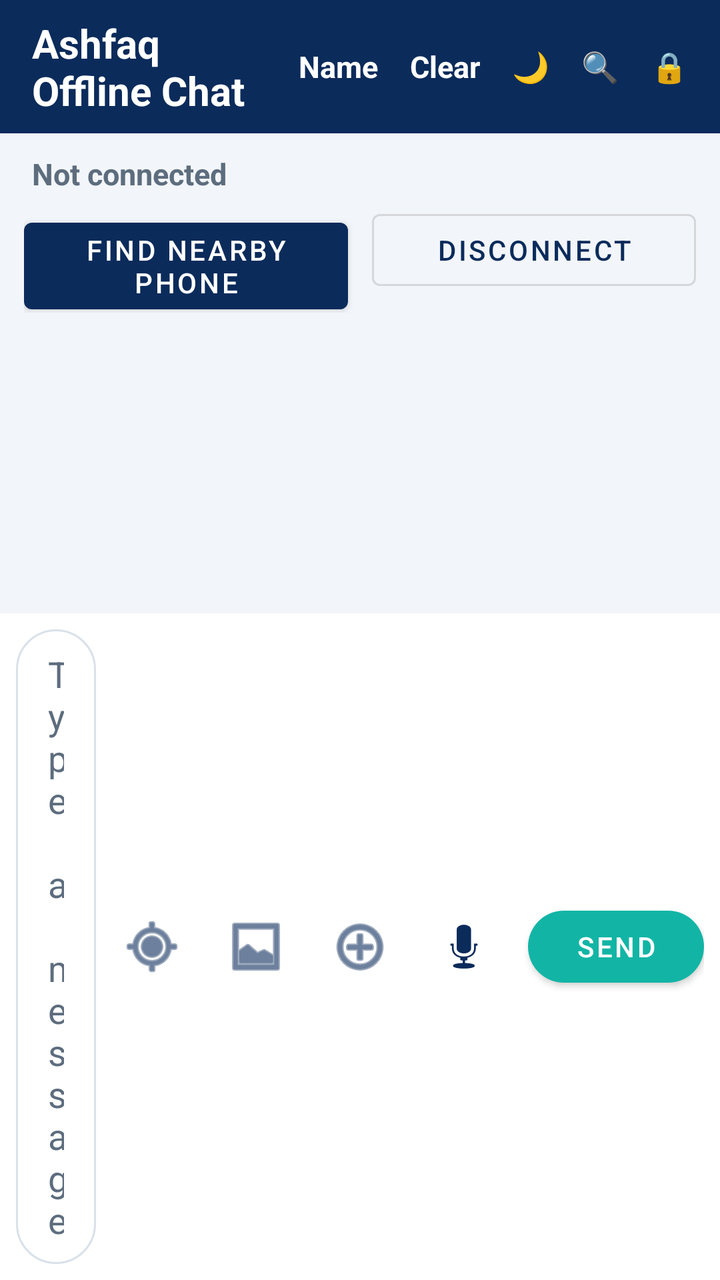
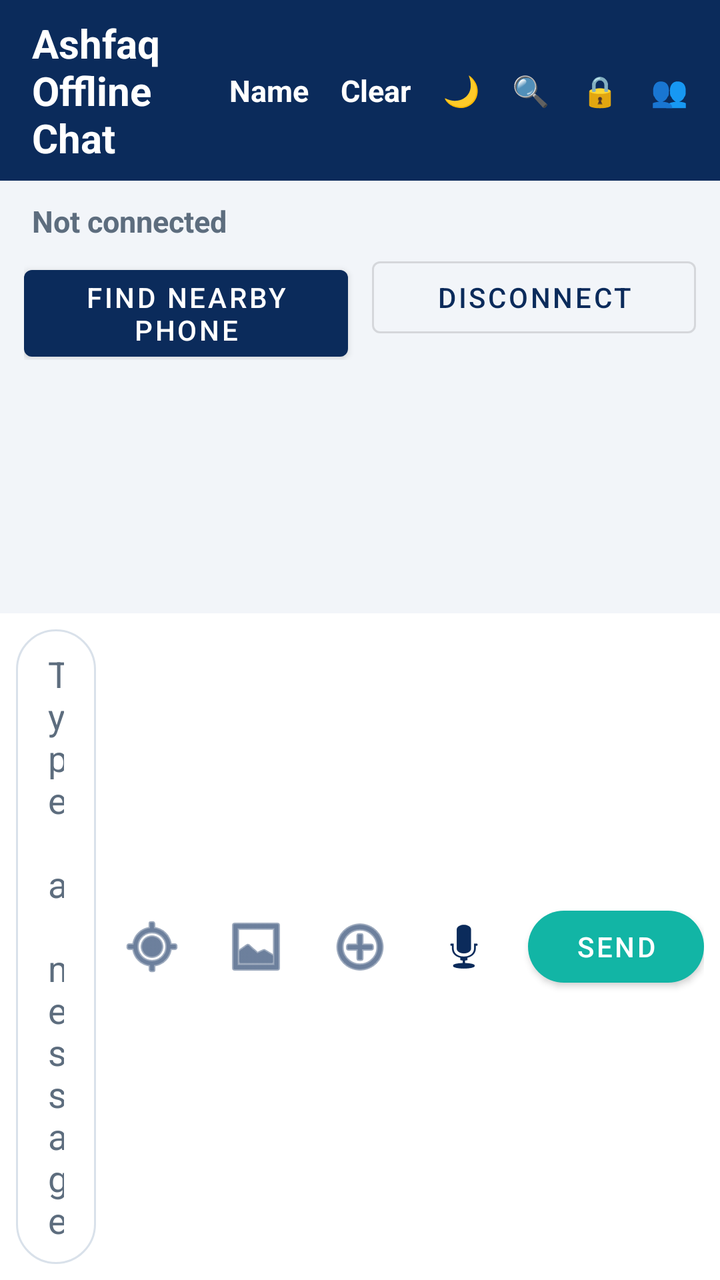

Compare the two renders of this Android layout. The source of the first and the diff that turns it into the second are given below.
<!-- AndroidManifest.xml: application theme Theme.AshfaqOfflineChat -->
<!-- res/layout/activity_main.xml -->
<?xml version="1.0" encoding="utf-8"?>
<FrameLayout xmlns:android="http://schemas.android.com/apk/res/android"
    xmlns:app="http://schemas.android.com/apk/res-auto"
    android:id="@+id/rootLayout"
    android:layout_width="match_parent"
    android:layout_height="match_parent"
    android:background="@color/screen_background">

    <LinearLayout
        android:layout_width="match_parent"
        android:layout_height="match_parent"
        android:orientation="vertical">

    <LinearLayout
        android:id="@+id/headerBar"
        android:layout_width="match_parent"
        android:layout_height="wrap_content"
        android:background="@color/primary"
        android:gravity="center_vertical"
        android:orientation="horizontal"
        android:paddingStart="16dp"
        android:paddingTop="8dp"
        android:paddingEnd="8dp"
        android:paddingBottom="8dp">

        <TextView
            android:id="@+id/titleText"
            android:layout_width="0dp"
            android:layout_height="wrap_content"
            android:layout_weight="1"
            android:text="@string/app_name"
            android:textColor="@color/on_primary"
            android:textSize="20sp"
            android:textStyle="bold" />

        <TextView
            android:id="@+id/buttonName"
            android:layout_width="wrap_content"
            android:layout_height="wrap_content"
            android:background="?attr/selectableItemBackgroundBorderless"
            android:clickable="true"
            android:focusable="true"
            android:padding="8dp"
            android:text="@string/your_name"
            android:textColor="@color/on_primary"
            android:textSize="15sp"
            android:textStyle="bold" />

        <TextView
            android:id="@+id/buttonClearChat"
            android:layout_width="wrap_content"
            android:layout_height="wrap_content"
            android:background="?attr/selectableItemBackgroundBorderless"
            android:clickable="true"
            android:focusable="true"
            android:padding="8dp"
            android:text="@string/clear_chat"
            android:textColor="@color/on_primary"
            android:textSize="15sp"
            android:textStyle="bold" />

        <TextView
            android:id="@+id/buttonTheme"
            android:layout_width="wrap_content"
            android:layout_height="wrap_content"
            android:background="?attr/selectableItemBackgroundBorderless"
            android:clickable="true"
            android:contentDescription="@string/theme_toggle"
            android:focusable="true"
            android:padding="8dp"
            android:text="🌙"
            android:textColor="@color/on_primary"
            android:textSize="15sp" />

        <TextView
            android:id="@+id/buttonSearch"
            android:layout_width="wrap_content"
            android:layout_height="wrap_content"
            android:background="?attr/selectableItemBackgroundBorderless"
            android:clickable="true"
            android:contentDescription="@string/search_messages"
            android:focusable="true"
            android:padding="8dp"
            android:text="🔍"
            android:textColor="@color/on_primary"
            android:textSize="15sp" />

        <TextView
            android:id="@+id/buttonLock"
            android:layout_width="wrap_content"
            android:layout_height="wrap_content"
            android:background="?attr/selectableItemBackgroundBorderless"
            android:clickable="true"
            android:contentDescription="@string/pin_lock"
            android:focusable="true"
            android:padding="8dp"
            android:text="🔒"
            android:textColor="@color/on_primary"
            android:textSize="15sp" />
    </LinearLayout>

    <LinearLayout
        android:id="@+id/searchBar"
        android:layout_width="match_parent"
        android:layout_height="wrap_content"
        android:background="@color/input_bar_background"
        android:gravity="center_vertical"
        android:orientation="horizontal"
        android:paddingStart="16dp"
        android:paddingTop="6dp"
        android:paddingEnd="8dp"
        android:paddingBottom="6dp"
        android:visibility="gone">

        <EditText
            android:id="@+id/editSearch"
            android:layout_width="0dp"
            android:layout_height="wrap_content"
            android:layout_weight="1"
            android:background="@drawable/bg_input_field"
            android:hint="@string/search_hint"
            android:importantForAutofill="no"
            android:inputType="text"
            android:maxLines="1"
            android:paddingStart="14dp"
            android:paddingTop="8dp"
            android:paddingEnd="14dp"
            android:paddingBottom="8dp"
            android:textColor="@color/text_primary"
            android:textColorHint="@color/text_secondary" />

        <ImageButton
            android:id="@+id/buttonCloseSearch"
            android:layout_width="40dp"
            android:layout_height="40dp"
            android:background="@android:color/transparent"
            android:contentDescription="@string/close_search"
            android:src="@android:drawable/ic_menu_close_clear_cancel"
            android:tint="@color/text_secondary" />
    </LinearLayout>

    <TextView
        android:id="@+id/statusText"
        android:layout_width="match_parent"
        android:layout_height="wrap_content"
        android:paddingStart="16dp"
        android:paddingTop="10dp"
        android:paddingEnd="16dp"
        android:paddingBottom="4dp"
        android:text="@string/status_not_connected"
        android:textColor="@color/status_idle"
        android:textSize="15sp"
        android:textStyle="bold" />

    <LinearLayout
        android:layout_width="match_parent"
        android:layout_height="wrap_content"
        android:orientation="horizontal"
        android:paddingStart="12dp"
        android:paddingEnd="12dp">

        <com.google.android.material.button.MaterialButton
            android:id="@+id/buttonFind"
            android:layout_width="0dp"
            android:layout_height="wrap_content"
            android:layout_marginEnd="6dp"
            android:layout_weight="1"
            android:text="@string/find_nearby" />

        <com.google.android.material.button.MaterialButton
            android:id="@+id/buttonDisconnect"
            style="@style/Widget.MaterialComponents.Button.OutlinedButton"
            android:layout_width="0dp"
            android:layout_height="wrap_content"
            android:layout_marginStart="6dp"
            android:layout_weight="1"
            android:text="@string/disconnect" />
    </LinearLayout>

    <androidx.recyclerview.widget.RecyclerView
        android:id="@+id/recyclerMessages"
        android:layout_width="match_parent"
        android:layout_height="0dp"
        android:layout_weight="1"
        android:clipToPadding="false"
        android:paddingStart="8dp"
        android:paddingTop="8dp"
        android:paddingEnd="8dp"
        android:paddingBottom="8dp" />

    <LinearLayout
        android:id="@+id/quoteBar"
        android:layout_width="match_parent"
        android:layout_height="wrap_content"
        android:background="@color/input_bar_background"
        android:gravity="center_vertical"
        android:orientation="horizontal"
        android:paddingStart="16dp"
        android:paddingTop="6dp"
        android:paddingEnd="8dp"
        android:paddingBottom="2dp"
        android:visibility="gone">

        <View
            android:id="@+id/quoteBarStrip"
            android:layout_width="4dp"
            android:layout_height="36dp"
            android:background="@color/accent" />

        <LinearLayout
            android:layout_width="0dp"
            android:layout_height="wrap_content"
            android:layout_marginStart="10dp"
            android:layout_weight="1"
            android:orientation="vertical">

            <TextView
                android:id="@+id/quoteBarSender"
                android:layout_width="wrap_content"
                android:layout_height="wrap_content"
                android:ellipsize="end"
                android:maxLines="1"
                android:textColor="@color/accent"
                android:textSize="13sp"
                android:textStyle="bold" />

            <TextView
                android:id="@+id/quoteBarText"
                android:layout_width="wrap_content"
                android:layout_height="wrap_content"
                android:ellipsize="end"
                android:maxLines="1"
                android:textColor="@color/text_secondary"
                android:textSize="13sp" />
        </LinearLayout>

        <ImageButton
            android:id="@+id/buttonCancelQuote"
            android:layout_width="40dp"
            android:layout_height="40dp"
            android:background="@android:color/transparent"
            android:contentDescription="@string/cancel_reply"
            android:src="@android:drawable/ic_menu_close_clear_cancel"
            android:tint="@color/text_secondary" />
    </LinearLayout>

    <LinearLayout
        android:id="@+id/inputBar"
        android:layout_width="match_parent"
        android:layout_height="wrap_content"
        android:background="@color/input_bar_background"
        android:gravity="center_vertical"
        android:orientation="horizontal"
        android:padding="8dp">

        <EditText
            android:id="@+id/editMessage"
            android:layout_width="0dp"
            android:layout_height="wrap_content"
            android:layout_weight="1"
            android:background="@drawable/bg_input_field"
            android:hint="@string/message_hint"
            android:importantForAutofill="no"
            android:inputType="textCapSentences|textMultiLine"
            android:maxLines="4"
            android:minHeight="48dp"
            android:paddingStart="16dp"
            android:paddingTop="10dp"
            android:paddingEnd="16dp"
            android:paddingBottom="10dp"
            android:textColor="@color/text_primary"
            android:textColorHint="@color/text_secondary" />

        <ImageButton
            android:id="@+id/buttonLocation"
            android:layout_width="48dp"
            android:layout_height="48dp"
            android:layout_marginStart="4dp"
            android:background="@android:color/transparent"
            android:contentDescription="@string/share_location"
            android:src="@android:drawable/ic_menu_mylocation"
            android:tint="@color/primary" />

        <ImageButton
            android:id="@+id/buttonPhoto"
            android:layout_width="48dp"
            android:layout_height="48dp"
            android:layout_marginStart="4dp"
            android:background="@android:color/transparent"
            android:contentDescription="@string/pick_media"
            android:src="@android:drawable/ic_menu_gallery"
            android:tint="@color/primary" />

        <ImageButton
            android:id="@+id/buttonFile"
            android:layout_width="48dp"
            android:layout_height="48dp"
            android:layout_marginStart="4dp"
            android:background="@android:color/transparent"
            android:contentDescription="@string/send_file"
            android:src="@android:drawable/ic_menu_add"
            android:tint="@color/primary" />

        <ImageButton
            android:id="@+id/buttonMic"
            android:layout_width="48dp"
            android:layout_height="48dp"
            android:layout_marginStart="4dp"
            android:background="@android:color/transparent"
            android:contentDescription="@string/record_voice"
            android:src="@android:drawable/ic_btn_speak_now"
            android:tint="@color/primary" />

        <com.google.android.material.button.MaterialButton
            android:id="@+id/buttonSend"
            android:layout_width="wrap_content"
            android:layout_height="wrap_content"
            android:layout_marginStart="8dp"
            android:text="@string/send"
            app:backgroundTint="@color/accent"
            app:cornerRadius="24dp" />
    </LinearLayout>
    </LinearLayout>

    
    <FrameLayout
        android:id="@+id/lockOverlay"
        android:layout_width="match_parent"
        android:layout_height="match_parent"
        android:background="@color/screen_background"
        android:clickable="true"
        android:focusable="true"
        android:visibility="gone">

        <LinearLayout
            android:layout_width="match_parent"
            android:layout_height="wrap_content"
            android:layout_gravity="center"
            android:gravity="center_horizontal"
            android:orientation="vertical"
            android:padding="32dp">

            <TextView
                android:id="@+id/lockTitle"
                android:layout_width="wrap_content"
                android:layout_height="wrap_content"
                android:text="@string/app_name"
                android:textColor="@color/text_primary"
                android:textSize="24sp"
                android:textStyle="bold" />

            <TextView
                android:id="@+id/lockHint"
                android:layout_width="wrap_content"
                android:layout_height="wrap_content"
                android:layout_marginTop="8dp"
                android:text="@string/pin_lock_hint"
                android:textColor="@color/text_secondary"
                android:textSize="15sp" />

            <EditText
                android:id="@+id/editPin"
                android:layout_width="180dp"
                android:layout_height="wrap_content"
                android:layout_marginTop="24dp"
                android:background="@drawable/bg_input_field"
                android:hint="@string/pin_hint"
                android:imeOptions="actionDone"
                android:importantForAutofill="no"
                android:inputType="numberPassword"
                android:maxLength="4"
                android:paddingStart="16dp"
                android:paddingTop="12dp"
                android:paddingEnd="16dp"
                android:paddingBottom="12dp"
                android:textAlignment="center"
                android:textColor="@color/text_primary"
                android:textColorHint="@color/text_secondary"
                android:textSize="20sp" />

            <TextView
                android:id="@+id/textPinError"
                android:layout_width="wrap_content"
                android:layout_height="wrap_content"
                android:layout_marginTop="8dp"
                android:text="@string/pin_wrong"
                android:textColor="@color/status_error"
                android:textSize="14sp"
                android:visibility="gone" />

            <com.google.android.material.button.MaterialButton
                android:id="@+id/buttonUnlock"
                android:layout_width="wrap_content"
                android:layout_height="wrap_content"
                android:layout_marginTop="20dp"
                android:text="@string/unlock"
                app:backgroundTint="@color/accent"
                app:cornerRadius="24dp" />
        </LinearLayout>
    </FrameLayout>

</FrameLayout>
<!-- resources referenced by this layout -->
<resources>
  <color name="accent">#12B5A5</color>
  <color name="input_bar_background">#FFFFFF</color>
  <color name="on_primary">#FFFFFF</color>
  <color name="primary">#0B2B5B</color>
  <color name="screen_background">#F2F5F9</color>
  <color name="status_error">#C62828</color>
  <color name="status_idle">#5D6D7E</color>
  <color name="text_primary">#1C2733</color>
  <color name="text_secondary">#5D6D7E</color>
  <!-- drawable bg_input_field (drawable) -->
  <?xml version="1.0" encoding="utf-8"?>
  <shape xmlns:android="http://schemas.android.com/apk/res/android"
      android:shape="rectangle">
      <solid android:color="@color/input_bar_background" />
      <stroke
          android:width="1dp"
          android:color="@color/input_stroke" />
      <corners android:radius="24dp" />
  </shape>
  <string name="app_name">Ashfaq Offline Chat</string>
  <string name="cancel_reply">Cancel reply</string>
  <string name="clear_chat">Clear</string>
  <string name="close_search">Close search</string>
  <string name="disconnect">Disconnect</string>
  <string name="find_nearby">Find Nearby Phone</string>
  <string name="message_hint">Type a message</string>
  <string name="pick_media">Send a photo or video</string>
  <string name="pin_hint">4-digit PIN</string>
  <string name="pin_lock">PIN lock settings</string>
  <string name="pin_lock_hint">Enter your PIN to unlock</string>
  <string name="pin_wrong">Wrong PIN</string>
  <string name="record_voice">Record a voice message</string>
  <string name="search_hint">Search messages…</string>
  <string name="search_messages">Search messages</string>
  <string name="send">Send</string>
  <string name="send_file">Send a file</string>
  <string name="share_location">Share your location</string>
  <string name="status_not_connected">Not connected</string>
  <string name="theme_toggle">Dark mode on or off</string>
  <string name="unlock">Unlock</string>
  <string name="your_name">Name</string>
  <style name="Theme.AshfaqOfflineChat" parent="Theme.MaterialComponents.Light.NoActionBar">
          <item name="colorPrimary">@color/primary</item>
          <item name="colorPrimaryDark">@color/primary_dark</item>
          <item name="colorOnPrimary">@color/on_primary</item>
          <item name="colorAccent">@color/accent</item>
          <item name="android:statusBarColor">@color/primary_dark</item>
          <item name="android:windowBackground">@color/screen_background</item>
          <item name="android:textColorPrimary">@color/text_primary</item>
      </style>
  <color name="input_stroke">#D9E1EA</color>
  <color name="primary_dark">#071F42</color>
</resources>

<!-- the commit's change to res/layout/activity_main.xml (unified diff, before → after) -->
@@ -95,6 +95,19 @@
             android:focusable="true"
             android:padding="8dp"
             android:text="🔒"
+            android:textColor="@color/on_primary"
+            android:textSize="15sp" />
+
+        <TextView
+            android:id="@+id/buttonFriends"
+            android:layout_width="wrap_content"
+            android:layout_height="wrap_content"
+            android:background="?attr/selectableItemBackgroundBorderless"
+            android:clickable="true"
+            android:contentDescription="@string/friends"
+            android:focusable="true"
+            android:padding="8dp"
+            android:text="👥"
             android:textColor="@color/on_primary"
             android:textSize="15sp" />
     </LinearLayout>
<!-- resource entries referenced after the edit -->
@@ -25,6 +25,7 @@
   <string name="close_search">Close search</string>
   <string name="disconnect">Disconnect</string>
   <string name="find_nearby">Find Nearby Phone</string>
+  <string name="friends">Friends</string>
   <string name="message_hint">Type a message</string>
   <string name="pick_media">Send a photo or video</string>
   <string name="pin_hint">4-digit PIN</string>
